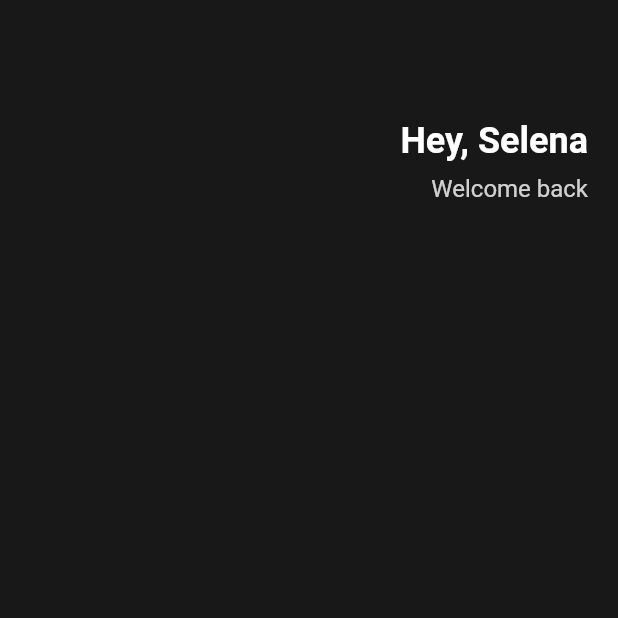
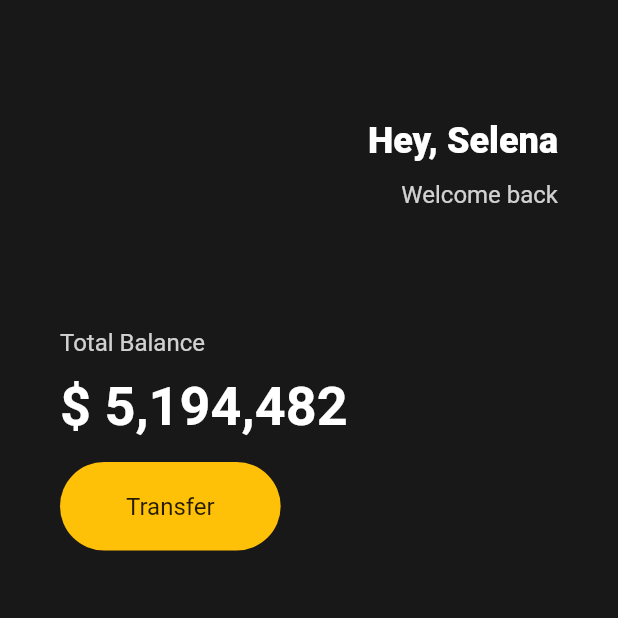
Before and after one commit to bee85919/toonflix, a Flutter app: the screen it shows after launch, on a phone screen of 412 x 824 dp, the top half of it. Run offline on Flutter 3.47's test engine with Material 2 defaults, Android fonts, the phone set to English and light mode, and no system bars.

Commit message:
Add: a button

```diff
--- a/lib/main.dart
+++ b/lib/main.dart
@@ -1,22 +1,21 @@
 import 'package:flutter/material.dart';
 
 void main() {
-  runApp(const App());
+  runApp(App());
 }
 
 class App extends StatelessWidget {
-  const App({super.key});
-
   @override
   Widget build(BuildContext context) {
-    return const MaterialApp(
+    return MaterialApp(
       home: Scaffold(
         backgroundColor: Color(0xFF181818),
         body: Padding(
           padding: EdgeInsets.symmetric(
-            horizontal: 20,
+            horizontal: 40,
           ),
           child: Column(
+            crossAxisAlignment: CrossAxisAlignment.start,
             children: [
               SizedBox(
                 height: 80,
@@ -32,10 +31,10 @@ class App extends StatelessWidget {
                         style: TextStyle(
                           color: Colors.white,
                           fontSize: 24,
-                          fontWeight: FontWeight.w700,
+                          fontWeight: FontWeight.w800,
                         ),
                       ),
-                      SizedBox(height: 8),
+                      SizedBox(height: 12),
                       Text(
                         'Welcome back',
                         style: TextStyle(
@@ -46,6 +45,52 @@ class App extends StatelessWidget {
                     ],
                   )
                 ],
+              ),
+              SizedBox(
+                height: 80,
+              ),
+              Text(
+                'Total Balance',
+                style: TextStyle(
+                  fontSize: 16,
+                  color: Colors.white.withOpacity(0.8),
+                ),
+              ),
+              SizedBox(
+                height: 12,
+              ),
+              Text(
+                '\$ 5,194,482',
+                style: TextStyle(
+                  fontSize: 36,
+                  fontWeight: FontWeight.w600,
+                  color: Colors.white,
+                ),
+              ),
+              SizedBox(
+                height: 16,
+              ),
+              Row(
+                children: [
+                  Container(
+                    decoration: BoxDecoration(
+                      color: Colors.amber,
+                      borderRadius: BorderRadius.circular(45),
+                    ),
+                    child: Padding(
+                      padding: EdgeInsets.symmetric(
+                        vertical: 20,
+                        horizontal: 44,
+                      ),
+                      child: Text(
+                        'Transfer',
+                        style: TextStyle(
+                          fontSize: 16,
+                        ),
+                      ),
+                    ),
+                  )
+                ],
               )
             ],
           ),
```
